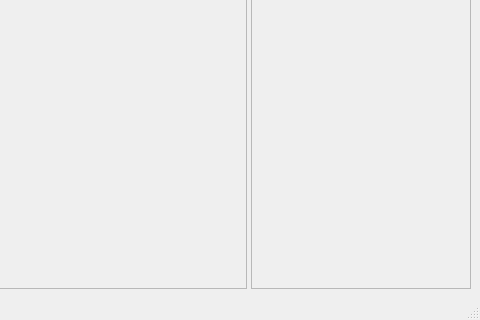
Qt form plugins/file_manager/gui/main.ui (MayaFramework/Framework) before a commit; both pictures show x 688 to 1168 and y 437 to 757 of the 1168 by 757 pixel window.
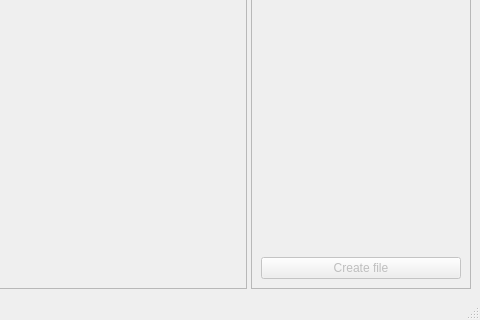
The same form after that commit. Icons and pictures are not drawn. Custom widgets are drawn as their Qt base class.

What changed in the file:
```diff
--- a/plugins/file_manager/gui/main.ui
+++ b/plugins/file_manager/gui/main.ui
@@ -378,6 +378,13 @@
             </property>
            </spacer>
           </item>
+          <item>
+           <widget class="QPushButton" name="createFileBT">
+            <property name="text">
+             <string>Create file</string>
+            </property>
+           </widget>
+          </item>
          </layout>
         </widget>
        </widget>
```
